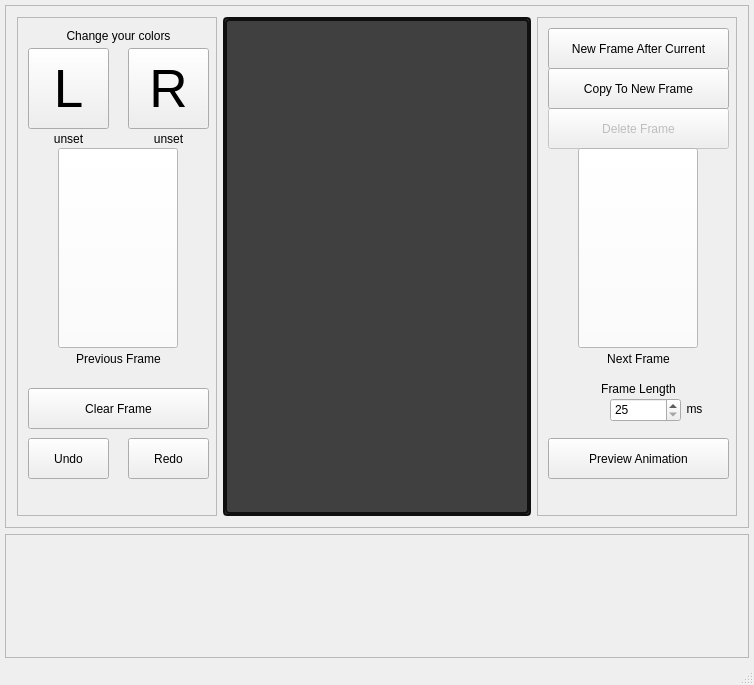
ThereIsNoEscape/cs383project, file Tower_of_Lights_Editor_V3/mainwindow.ui: the form before one commit.
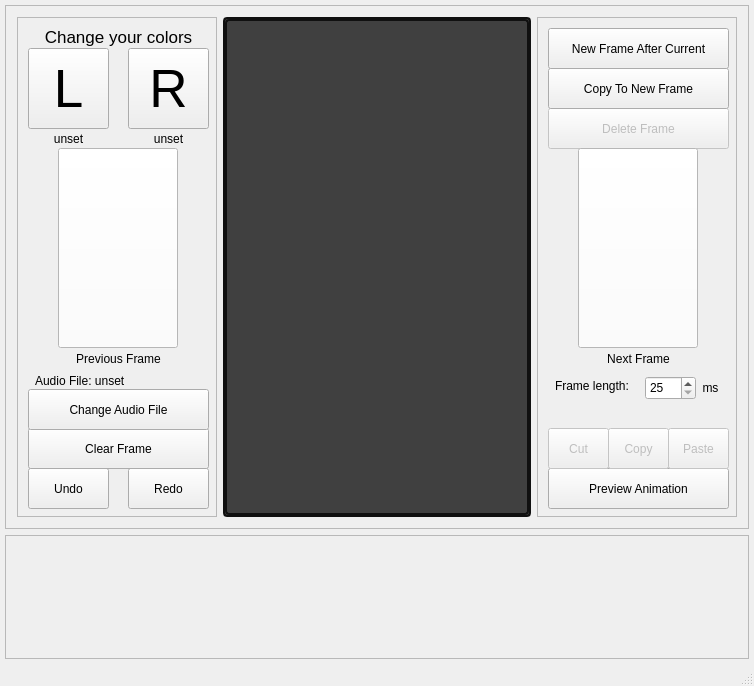
The form after the commit.

Patch:
```diff
--- a/Tower_of_Lights_Editor_V3/mainwindow.ui
+++ b/Tower_of_Lights_Editor_V3/mainwindow.ui
@@ -7,7 +7,7 @@
     <x>0</x>
     <y>0</y>
     <width>754</width>
-    <height>685</height>
+    <height>686</height>
    </rect>
   </property>
   <property name="sizePolicy">
@@ -18,8 +18,8 @@
   </property>
   <property name="minimumSize">
    <size>
-    <width>12</width>
-    <height>20</height>
+    <width>754</width>
+    <height>686</height>
    </size>
   </property>
   <property name="windowTitle">
@@ -65,7 +65,7 @@
          <x>0</x>
          <y>0</y>
          <width>742</width>
-         <height>496</height>
+         <height>497</height>
         </rect>
        </property>
        <layout class="QHBoxLayout" name="horizontalLayout_3">
@@ -92,7 +92,7 @@
              <x>0</x>
              <y>0</y>
              <width>198</width>
-             <height>470</height>
+             <height>471</height>
             </rect>
            </property>
            <widget class="QPushButton" name="pushButton_l">
@@ -186,7 +186,7 @@
             <property name="geometry">
              <rect>
               <x>110</x>
-              <y>420</y>
+              <y>450</y>
               <width>81</width>
               <height>41</height>
              </rect>
@@ -199,7 +199,7 @@
             <property name="geometry">
              <rect>
               <x>10</x>
-              <y>420</y>
+              <y>450</y>
               <width>81</width>
               <height>41</height>
              </rect>
@@ -231,7 +231,7 @@
             <property name="geometry">
              <rect>
               <x>10</x>
-              <y>370</y>
+              <y>410</y>
               <width>181</width>
               <height>41</height>
              </rect>
@@ -246,12 +246,33 @@
            <widget class="QLabel" name="label_4">
             <property name="geometry">
              <rect>
-              <x>20</x>
-              <y>7</y>
-              <width>161</width>
+              <x>17</x>
+              <y>355</y>
+              <width>167</width>
+              <height>16</height>
+             </rect>
+            </property>
+            <property name="text">
+             <string>Audio File: unset</string>
+            </property>
+            <property name="alignment">
+             <set>Qt::AlignLeading|Qt::AlignLeft|Qt::AlignVCenter</set>
+            </property>
+           </widget>
+           <widget class="QLabel" name="label_7">
+            <property name="geometry">
+             <rect>
+              <x>10</x>
+              <y>8</y>
+              <width>181</width>
               <height>21</height>
              </rect>
             </property>
+            <property name="font">
+             <font>
+              <pointsize>13</pointsize>
+             </font>
+            </property>
             <property name="text">
              <string>Change your colors</string>
             </property>
@@ -259,6 +280,19 @@
              <set>Qt::AlignCenter</set>
             </property>
            </widget>
+           <widget class="QPushButton" name="pushButton_changeAudioFile">
+            <property name="geometry">
+             <rect>
+              <x>10</x>
+              <y>371</y>
+              <width>181</width>
+              <height>41</height>
+             </rect>
+            </property>
+            <property name="text">
+             <string>Change Audio File</string>
+            </property>
+           </widget>
           </widget>
          </widget>
         </item>
@@ -290,7 +324,7 @@
              <x>0</x>
              <y>0</y>
              <width>294</width>
-             <height>468</height>
+             <height>469</height>
             </rect>
            </property>
            <layout class="QGridLayout" name="gridLayout_4">
@@ -324,7 +358,7 @@
              <x>0</x>
              <y>0</y>
              <width>198</width>
-             <height>470</height>
+             <height>471</height>
             </rect>
            </property>
            <widget class="QLabel" name="label_5">
@@ -381,24 +415,24 @@
            <widget class="QLabel" name="label_8">
             <property name="geometry">
              <rect>
-              <x>50</x>
+              <x>17</x>
               <y>360</y>
-              <width>101</width>
-              <height>21</height>
+              <width>91</width>
+              <height>16</height>
              </rect>
             </property>
             <property name="text">
-             <string>Frame Length</string>
+             <string>Frame length:</string>
             </property>
             <property name="alignment">
-             <set>Qt::AlignCenter</set>
+             <set>Qt::AlignLeading|Qt::AlignLeft|Qt::AlignVCenter</set>
             </property>
            </widget>
            <widget class="QLabel" name="label_9">
             <property name="geometry">
              <rect>
-              <x>141</x>
-              <y>380</y>
+              <x>157</x>
+              <y>359</y>
               <width>31</width>
               <height>21</height>
              </rect>
@@ -411,10 +445,13 @@
             </property>
            </widget>
            <widget class="QPushButton" name="pushButton_preview">
+            <property name="enabled">
+             <bool>true</bool>
+            </property>
             <property name="geometry">
              <rect>
               <x>10</x>
-              <y>420</y>
+              <y>450</y>
               <width>181</width>
               <height>41</height>
              </rect>
@@ -426,15 +463,15 @@
            <widget class="QSpinBox" name="spinBox">
             <property name="geometry">
              <rect>
-              <x>72</x>
-              <y>380</y>
-              <width>71</width>
+              <x>107</x>
+              <y>358</y>
+              <width>51</width>
               <height>24</height>
              </rect>
             </property>
             <property name="minimumSize">
              <size>
-              <width>71</width>
+              <width>20</width>
               <height>24</height>
              </size>
             </property>
@@ -477,6 +514,63 @@
              <string>Copy To New Frame</string>
             </property>
            </widget>
+           <widget class="QPushButton" name="pushButton_undo_2">
+            <property name="enabled">
+             <bool>false</bool>
+            </property>
+            <property name="geometry">
+             <rect>
+              <x>10</x>
+              <y>410</y>
+              <width>61</width>
+              <height>41</height>
+             </rect>
+            </property>
+            <property name="styleSheet">
+             <string notr="true"/>
+            </property>
+            <property name="text">
+             <string>Cut</string>
+            </property>
+           </widget>
+           <widget class="QPushButton" name="pushButton_undo_3">
+            <property name="enabled">
+             <bool>false</bool>
+            </property>
+            <property name="geometry">
+             <rect>
+              <x>70</x>
+              <y>410</y>
+              <width>61</width>
+              <height>41</height>
+             </rect>
+            </property>
+            <property name="styleSheet">
+             <string notr="true"/>
+            </property>
+            <property name="text">
+             <string>Copy</string>
+            </property>
+           </widget>
+           <widget class="QPushButton" name="pushButton_undo_4">
+            <property name="enabled">
+             <bool>false</bool>
+            </property>
+            <property name="geometry">
+             <rect>
+              <x>130</x>
+              <y>410</y>
+              <width>61</width>
+              <height>41</height>
+             </rect>
+            </property>
+            <property name="styleSheet">
+             <string notr="true"/>
+            </property>
+            <property name="text">
+             <string>Paste</string>
+            </property>
+           </widget>
           </widget>
          </widget>
         </item>
```
Left out of the diff: 4 changed lines with no effect on the pictures.
